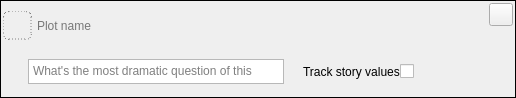
Before: the Qt Designer form ui/plot_widget.ui in zkovari/plotlyst, drawn with Qt 5.
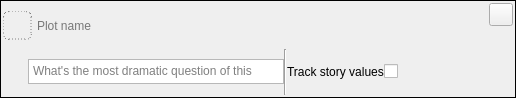
After: the same form once the commit is applied. Custom widgets are drawn as their Qt base class.

Patch:
```diff
--- a/ui/plot_widget.ui
+++ b/ui/plot_widget.ui
@@ -145,15 +145,9 @@
       </widget>
      </item>
      <item>
-      <widget class="QToolButton" name="btnValueIcon">
-       <property name="focusPolicy">
-        <enum>Qt::ClickFocus</enum>
-       </property>
-       <property name="styleSheet">
-        <string notr="true">border: 0px;</string>
-       </property>
-       <property name="text">
-        <string/>
+      <widget class="Line" name="line">
+       <property name="orientation">
+        <enum>Qt::Vertical</enum>
        </property>
       </widget>
      </item>
```
